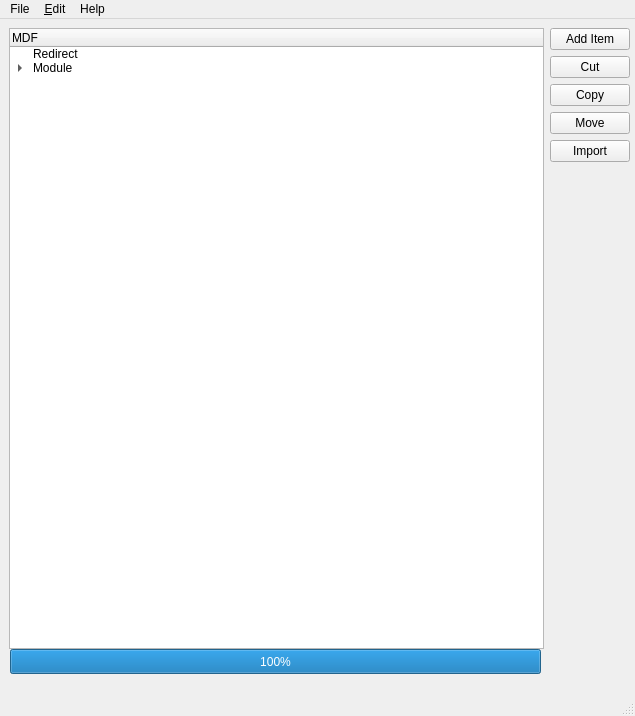
The window that src/cfrmmdf.ui (grodansparadis/vscp-works-qt) describes before a commit, drawn with Qt 5.
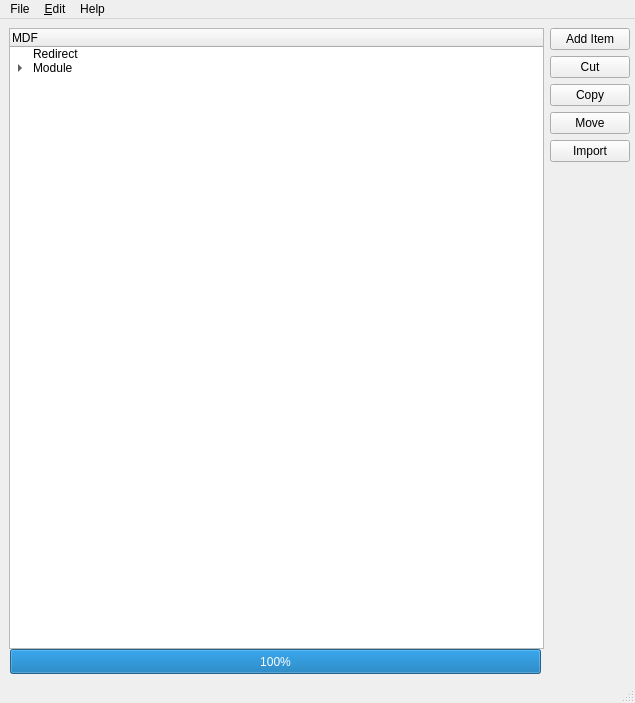
The same window after the commit.

```diff
--- a/src/cfrmmdf.ui
+++ b/src/cfrmmdf.ui
@@ -7,7 +7,7 @@
     <x>0</x>
     <y>0</y>
     <width>635</width>
-    <height>716</height>
+    <height>703</height>
    </rect>
   </property>
   <property name="sizePolicy">
```
Left out of the diff: 16 changed lines with no effect on the pictures.
